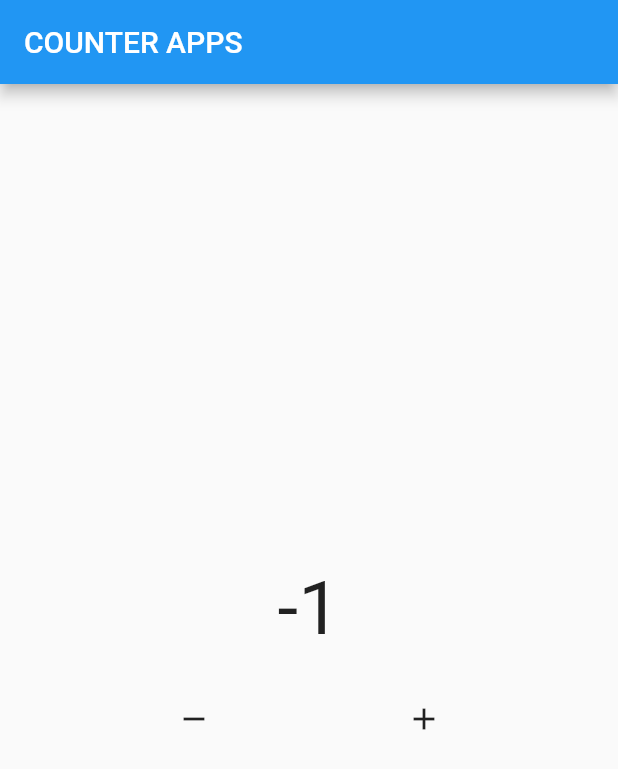
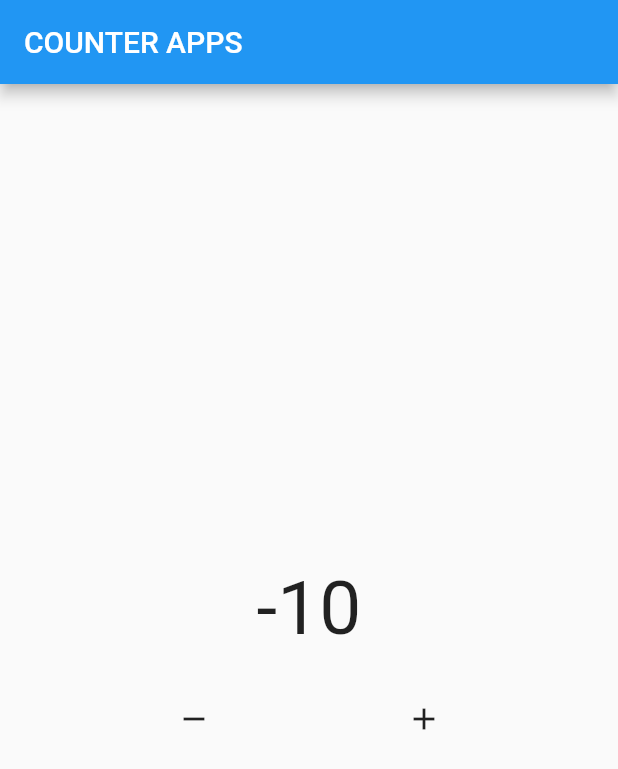
Before and after one commit to apiiRR/bloc-flutter, a Flutter app: the screen it shows after launch, after a tap on the "remove" icon, on a phone screen of 412 x 824 dp. Shown: the top 769 px of the screen. Run offline on Flutter 3.47's test engine with Material 2 defaults, Android fonts, the phone set to English and light mode, and no system bars; our stand-ins replace bloc, flutter_bloc.

Commit message:
bloc class

```diff
--- a/enum_class_16/lib/bloc/counter.dart
+++ b/enum_class_16/lib/bloc/counter.dart
@@ -1,15 +1,16 @@
 import 'package:bloc/bloc.dart';
 
-enum CounterEvent { decrement, increment }
+import 'counter_event.dart';
 
 class CounterBloc extends Bloc<CounterEvent, int> {
-  CounterBloc() : super(0) {
-    on<CounterEvent>((event, emit) => {
-          if (event == CounterEvent.decrement)
-            {emit(state - 1)}
-          else
-            {emit(state + 1)}
-        });
+  CounterBloc(int initial) : super(initial) {
+    on<DecrementCounter>((event, emit) {
+      emit((state - 1) * event.value);
+    });
+
+    on<IncrementCounter>((event, emit) {
+      emit((state + 1) * event.value);
+    });
   }
 
   @override
--- /dev/null
+++ b/enum_class_16/lib/bloc/counter_event.dart
@@ -0,0 +1,14 @@
+// enum CounterEvent { decrement, increment }
+
+class CounterEvent {
+  CounterEvent(this.value);
+  int value;
+}
+
+class DecrementCounter extends CounterEvent {
+  DecrementCounter(int value) : super(value);
+}
+
+class IncrementCounter extends CounterEvent {
+  IncrementCounter(int value) : super(value);
+}
--- a/enum_class_16/lib/pages/home/home_page.dart
+++ b/enum_class_16/lib/pages/home/home_page.dart
@@ -2,11 +2,12 @@ import 'package:flutter/material.dart';
 import 'package:flutter_bloc/flutter_bloc.dart';
 
 import '../../bloc/counter.dart';
+import '../../bloc/counter_event.dart';
 
 class HomePage extends StatelessWidget {
   HomePage({super.key});
 
-  final CounterBloc myCounter = CounterBloc();
+  final CounterBloc myCounter = CounterBloc(0);
 
   @override
   Widget build(BuildContext context) {
@@ -35,12 +36,12 @@ class HomePage extends StatelessWidget {
               children: [
                 IconButton(
                     onPressed: () {
-                      myCounter.add(CounterEvent.decrement);
+                      myCounter.add(DecrementCounter(10));
                     },
                     icon: const Icon(Icons.remove)),
                 IconButton(
                     onPressed: () {
-                      myCounter.add(CounterEvent.increment);
+                      myCounter.add(IncrementCounter(10));
                     },
                     icon: const Icon(Icons.add))
               ],
```
